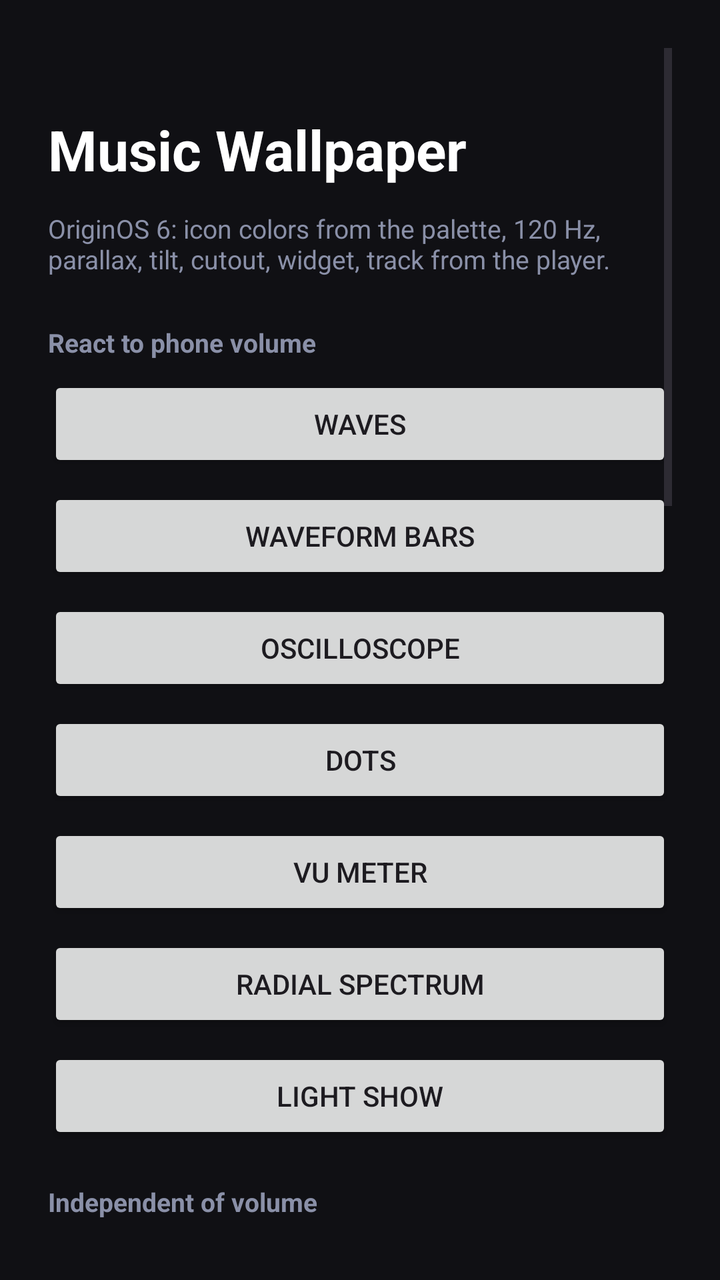
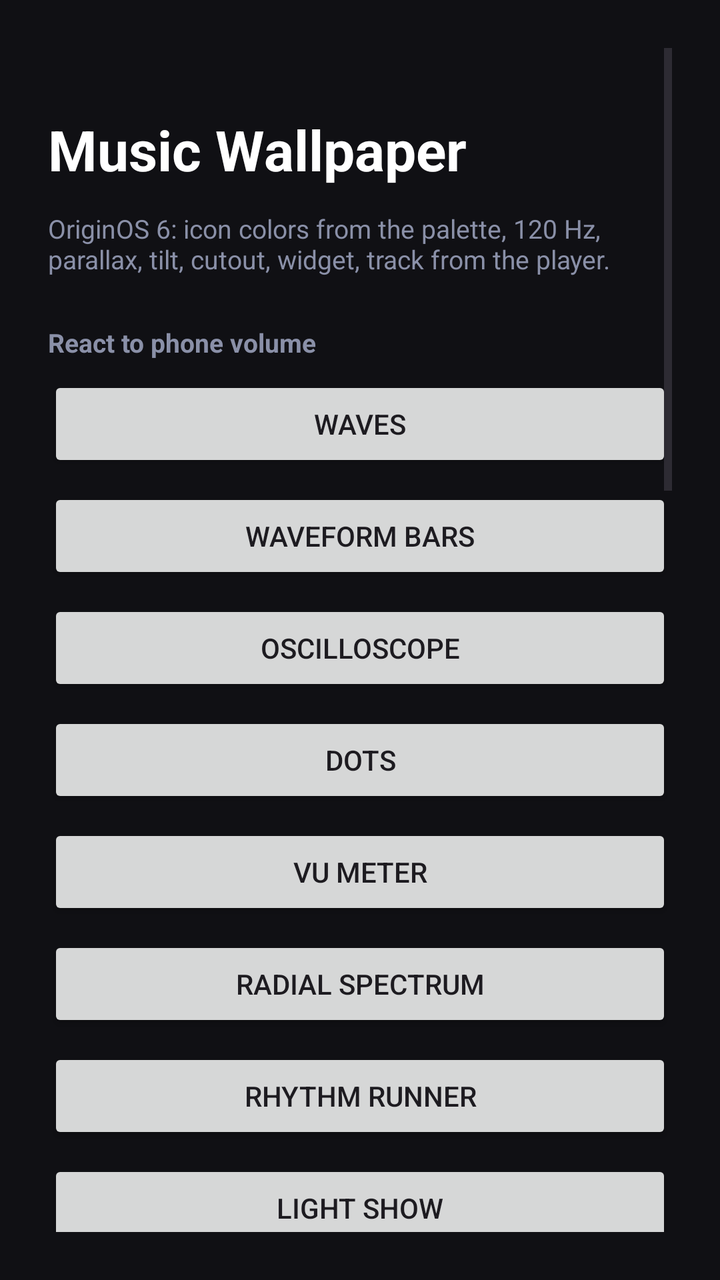

An Android layout rendered at two revisions. The XML below is the earlier revision; the diff shows what the commit changed to produce the second picture.
<!-- AndroidManifest.xml: activity theme Theme.MusicVis -->
<!-- res/layout/activity_main.xml -->
<?xml version="1.0" encoding="utf-8"?>
<ScrollView xmlns:android="http://schemas.android.com/apk/res/android"
    android:layout_width="match_parent"
    android:layout_height="match_parent"
    android:background="#FF101014"
    android:fillViewport="true"
    android:padding="24dp">

    <LinearLayout
        android:layout_width="match_parent"
        android:layout_height="wrap_content"
        android:orientation="vertical">

        <TextView
            android:layout_width="match_parent"
            android:layout_height="wrap_content"
            android:layout_marginTop="32dp"
            android:text="@string/app_name"
            android:textColor="#FFFFFFFF"
            android:textSize="28sp"
            android:textStyle="bold" />

        <TextView
            android:layout_width="match_parent"
            android:layout_height="wrap_content"
            android:layout_marginTop="12dp"
            android:text="@string/hint"
            android:textColor="#FF8A90A8"
            android:textSize="13sp" />

        <TextView
            android:layout_width="match_parent"
            android:layout_height="wrap_content"
            android:layout_marginTop="24dp"
            android:text="@string/group_volume"
            android:textColor="#FF8A90A8"
            android:textSize="13sp"
            android:textStyle="bold" />

        <Button
            android:id="@+id/setIce"
            android:layout_width="match_parent"
            android:layout_height="wrap_content"
            android:layout_marginTop="8dp"
            android:text="@string/wallpaper_ice" />

        <Button
            android:id="@+id/setClassic"
            android:layout_width="match_parent"
            android:layout_height="wrap_content"
            android:layout_marginTop="8dp"
            android:text="@string/wallpaper_classic" />

        <Button
            android:id="@+id/setScope"
            android:layout_width="match_parent"
            android:layout_height="wrap_content"
            android:layout_marginTop="8dp"
            android:text="@string/wallpaper_scope" />

        <Button
            android:id="@+id/setDots"
            android:layout_width="match_parent"
            android:layout_height="wrap_content"
            android:layout_marginTop="8dp"
            android:text="@string/wallpaper_dots" />

        <Button
            android:id="@+id/setVu"
            android:layout_width="match_parent"
            android:layout_height="wrap_content"
            android:layout_marginTop="8dp"
            android:text="@string/wallpaper_vu" />

        <Button
            android:id="@+id/setRadial"
            android:layout_width="match_parent"
            android:layout_height="wrap_content"
            android:layout_marginTop="8dp"
            android:text="@string/wallpaper_radial" />

        <Button
            android:id="@+id/setLightshow"
            android:layout_width="match_parent"
            android:layout_height="wrap_content"
            android:layout_marginTop="8dp"
            android:text="@string/wallpaper_lightshow" />

        <TextView
            android:layout_width="match_parent"
            android:layout_height="wrap_content"
            android:layout_marginTop="20dp"
            android:text="@string/group_no_volume"
            android:textColor="#FF8A90A8"
            android:textSize="13sp"
            android:textStyle="bold" />

        <Button
            android:id="@+id/setFft"
            android:layout_width="match_parent"
            android:layout_height="wrap_content"
            android:layout_marginTop="8dp"
            android:text="@string/wallpaper_fft" />

        <Button
            android:id="@+id/setOctave"
            android:layout_width="match_parent"
            android:layout_height="wrap_content"
            android:layout_marginTop="8dp"
            android:text="@string/wallpaper_octave" />

        <Button
            android:id="@+id/setWaterfall"
            android:layout_width="match_parent"
            android:layout_height="wrap_content"
            android:layout_marginTop="8dp"
            android:text="@string/wallpaper_waterfall" />

        <TextView
            android:layout_width="match_parent"
            android:layout_height="wrap_content"
            android:layout_marginTop="20dp"
            android:text="@string/group_settings"
            android:textColor="#FF8A90A8"
            android:textSize="13sp"
            android:textStyle="bold" />

        <TextView
            android:id="@+id/status"
            android:layout_width="match_parent"
            android:layout_height="wrap_content"
            android:layout_marginTop="8dp"
            android:text="@string/audio_needed"
            android:textColor="#FFB0B4C8"
            android:textSize="14sp" />

        <Button
            android:id="@+id/grant"
            android:layout_width="match_parent"
            android:layout_height="wrap_content"
            android:layout_marginTop="8dp"
            android:text="@string/grant_audio" />

        <Button
            android:id="@+id/openLab"
            android:layout_width="match_parent"
            android:layout_height="wrap_content"
            android:layout_marginTop="8dp"
            android:text="@string/open_lab" />

        <Button
            android:id="@+id/openColors"
            android:layout_width="match_parent"
            android:layout_height="wrap_content"
            android:layout_marginTop="8dp"
            android:text="@string/open_colors" />

        <Button
            android:id="@+id/openFx"
            android:layout_width="match_parent"
            android:layout_height="wrap_content"
            android:layout_marginTop="8dp"
            android:text="@string/fx_title" />

        <Button
            android:id="@+id/openInfo"
            android:layout_width="match_parent"
            android:layout_height="wrap_content"
            android:layout_marginTop="8dp"
            android:text="@string/open_info" />

        <Button
            android:id="@+id/language"
            android:layout_width="match_parent"
            android:layout_height="wrap_content"
            android:layout_marginTop="8dp"
            android:text="@string/lang_button" />

        <Button
            android:id="@+id/openListener"
            android:layout_width="match_parent"
            android:layout_height="wrap_content"
            android:layout_marginTop="16dp"
            android:text="@string/open_listener" />

        <com.google.android.material.materialswitch.MaterialSwitch
            android:id="@+id/micSource"
            android:layout_width="match_parent"
            android:layout_height="wrap_content"
            android:layout_marginTop="20dp"
            android:text="@string/feat_mic"
            android:textColor="#FFFFFFFF" />

        <com.google.android.material.materialswitch.MaterialSwitch
            android:id="@+id/noteDisplay"
            android:layout_width="match_parent"
            android:layout_height="wrap_content"
            android:layout_marginTop="8dp"
            android:text="@string/feat_note"
            android:textColor="#FFFFFFFF" />

        <com.google.android.material.materialswitch.MaterialSwitch
            android:id="@+id/tilt"
            android:layout_width="match_parent"
            android:layout_height="wrap_content"
            android:layout_marginTop="8dp"
            android:text="@string/feat_tilt"
            android:textColor="#FFFFFFFF" />

        <com.google.android.material.materialswitch.MaterialSwitch
            android:id="@+id/nowPlaying"
            android:layout_width="match_parent"
            android:layout_height="wrap_content"
            android:layout_marginTop="8dp"
            android:text="@string/feat_nowplaying"
            android:textColor="#FFFFFFFF" />

        <com.google.android.material.materialswitch.MaterialSwitch
            android:id="@+id/touchFx"
            android:layout_width="match_parent"
            android:layout_height="wrap_content"
            android:layout_marginTop="8dp"
            android:text="@string/feat_touch"
            android:textColor="#FFFFFFFF" />

        <com.google.android.material.materialswitch.MaterialSwitch
            android:id="@+id/haptics"
            android:layout_width="match_parent"
            android:layout_height="wrap_content"
            android:layout_marginTop="8dp"
            android:text="@string/feat_haptics"
            android:textColor="#FFFFFFFF" />
    </LinearLayout>
</ScrollView>
<!-- resources referenced by this layout -->
<resources>
  <string name="app_name">Music Wallpaper</string>
  <string name="audio_needed">Needs the same system permission as the stock visualizer (RECORD_AUDIO). In system mode the microphone stays off: the app reads the player output mix. Android shows the dialog as “Microphone” — that is just the permission name.</string>
  <string name="feat_haptics">Beat haptics</string>
  <string name="feat_mic">Microphone instead of system audio</string>
  <string name="feat_note">Show hummed note (mic, radial spectrum)</string>
  <string name="feat_nowplaying">Track on wallpaper (notification access)</string>
  <string name="feat_tilt">Tilt (OriginOS glass)</string>
  <string name="feat_touch">Touch response</string>
  <string name="fx_title">Background and effects</string>
  <string name="grant_audio">Allow music visualizer</string>
  <string name="group_no_volume">Independent of volume</string>
  <string name="group_settings">Settings</string>
  <string name="group_volume">React to phone volume</string>
  <string name="hint">OriginOS 6: icon colors from the palette, 120 Hz, parallax, tilt, cutout, widget, track from the player.</string>
  <string name="lang_button">Language</string>
  <string name="open_colors">Bar colors</string>
  <string name="open_info">Modes guide</string>
  <string name="open_lab">Spectrum + haptics lab</string>
  <string name="open_listener">Media notification access</string>
  <string name="wallpaper_classic">Waveform bars</string>
  <string name="wallpaper_dots">Dots</string>
  <string name="wallpaper_fft">Spectrum</string>
  <string name="wallpaper_ice">Waves</string>
  <string name="wallpaper_lightshow">Light show</string>
  <string name="wallpaper_octave">Spectrum (octaves)</string>
  <string name="wallpaper_radial">Radial spectrum</string>
  <string name="wallpaper_scope">Oscilloscope</string>
  <string name="wallpaper_vu">VU meter</string>
  <string name="wallpaper_waterfall">Waterfall</string>
  <style name="Theme.MusicVis" parent="Theme.Material3.DayNight.NoActionBar">
          <item name="android:statusBarColor">@android:color/transparent</item>
          <item name="android:navigationBarColor">#FF101014</item>
          <item name="android:windowBackground">#FF101014</item>
          <item name="colorPrimary">#FF7C9CFF</item>
      </style>
</resources>

<!-- the commit's change to res/layout/activity_main.xml (unified diff, before → after) -->
@@ -80,6 +80,13 @@
             android:text="@string/wallpaper_radial" />
 
         <Button
+            android:id="@+id/setRunner"
+            android:layout_width="match_parent"
+            android:layout_height="wrap_content"
+            android:layout_marginTop="8dp"
+            android:text="@string/wallpaper_runner" />
+
+        <Button
             android:id="@+id/setLightshow"
             android:layout_width="match_parent"
             android:layout_height="wrap_content"
<!-- resource entries referenced after the edit -->
@@ -26,6 +26,7 @@
   <string name="wallpaper_lightshow">Light show</string>
   <string name="wallpaper_octave">Spectrum (octaves)</string>
   <string name="wallpaper_radial">Radial spectrum</string>
+  <string name="wallpaper_runner">Rhythm runner</string>
   <string name="wallpaper_scope">Oscilloscope</string>
   <string name="wallpaper_vu">VU meter</string>
   <string name="wallpaper_waterfall">Waterfall</string>
